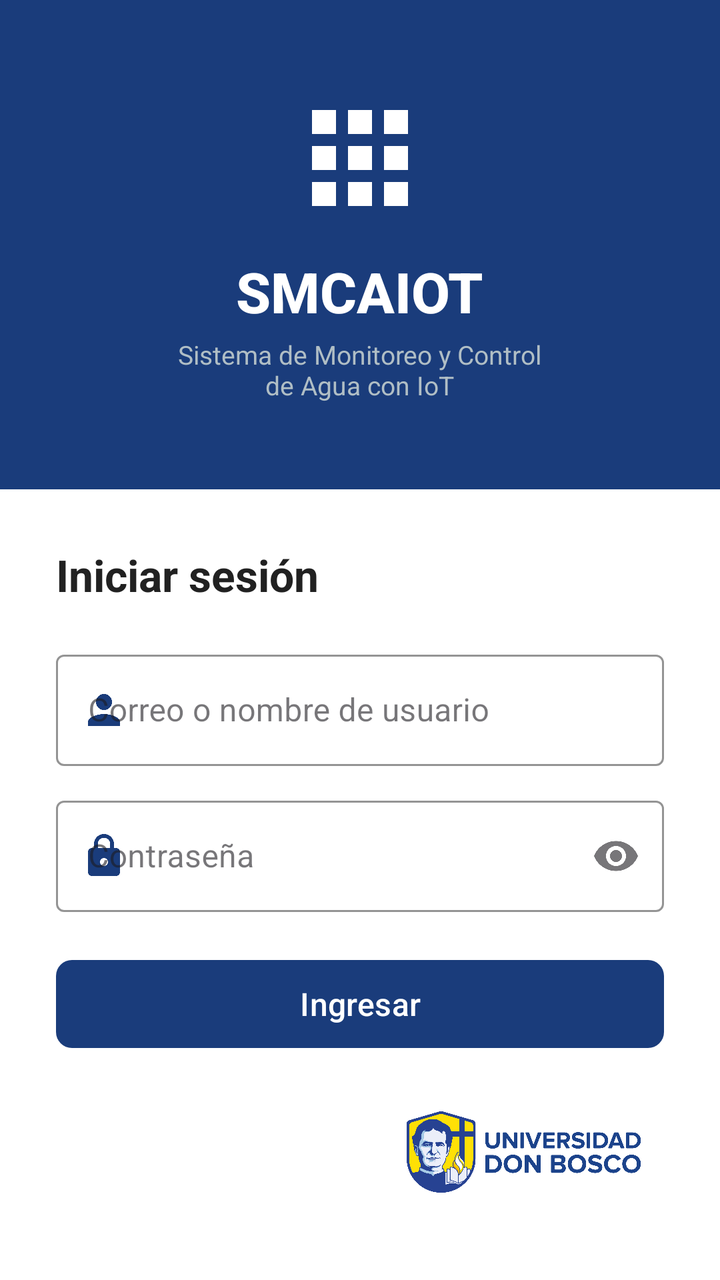
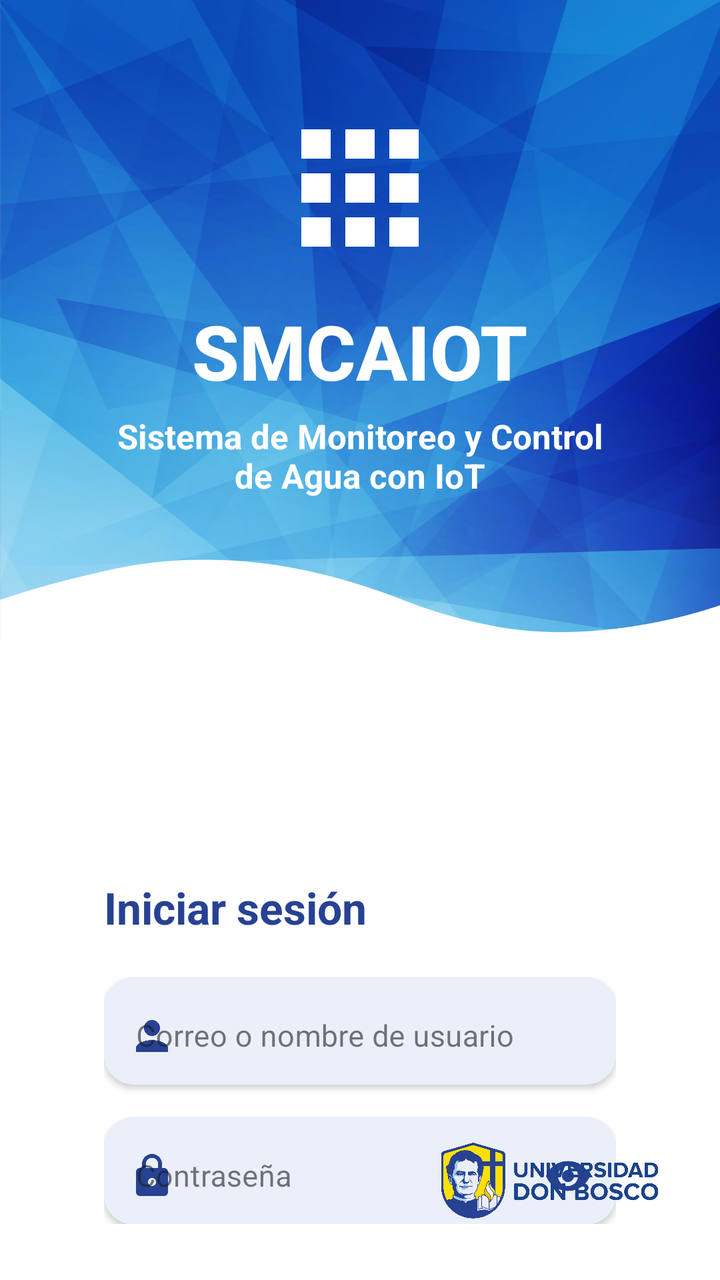

Before-and-after screenshots of an Android layout around one commit, followed by the original layout XML and the change that was made.
<!-- AndroidManifest.xml: activity theme Theme.SMCAIOT -->
<!-- res/layout/activity_login.xml -->
<?xml version="1.0" encoding="utf-8"?>
<LinearLayout
    xmlns:android="http://schemas.android.com/apk/res/android"
    xmlns:app="http://schemas.android.com/apk/res-auto"
    android:layout_width="match_parent"
    android:layout_height="match_parent"
    android:orientation="vertical"
    android:background="#FFFFFF"
    android:fitsSystemWindows="true">

    
    <LinearLayout
        android:layout_width="match_parent"
        android:layout_height="0dp"
        android:layout_weight="1"
        android:background="#1A3C7B"
        android:orientation="vertical"
        android:gravity="center"
        android:paddingHorizontal="32dp">

        <ImageView
            android:layout_width="72dp"
            android:layout_height="72dp"
            android:src="@drawable/ic_entities"
            android:importantForAccessibility="no"
            app:tint="#FFFFFF" />

        <TextView
            android:layout_width="wrap_content"
            android:layout_height="wrap_content"
            android:text="SMCAIOT"
            android:textSize="28sp"
            android:textStyle="bold"
            android:textColor="#FFFFFF"
            android:fontFamily="sans-serif-medium"
            android:layout_marginTop="12dp" />

        <TextView
            android:layout_width="wrap_content"
            android:layout_height="wrap_content"
            android:text="Sistema de Monitoreo y Control\nde Agua con IoT"
            android:textSize="13sp"
            android:textColor="#B0BEC5"
            android:textAlignment="center"
            android:layout_marginTop="4dp" />
    </LinearLayout>

    
    <LinearLayout
        android:layout_width="match_parent"
        android:layout_height="wrap_content"
        android:orientation="vertical"
        android:paddingHorizontal="28dp"
        android:paddingTop="28dp"
        android:paddingBottom="32dp">

        <TextView
            android:layout_width="wrap_content"
            android:layout_height="wrap_content"
            android:text="Iniciar sesión"
            android:textSize="22sp"
            android:textStyle="bold"
            android:textColor="#212121"
            android:layout_marginBottom="20dp" />

        <com.google.android.material.textfield.TextInputLayout
            android:id="@+id/tilIdentifier"
            android:layout_width="match_parent"
            android:layout_height="wrap_content"
            android:hint="Correo o nombre de usuario"
            app:startIconDrawable="@drawable/ic_profile"
            app:startIconTint="#1A3C7B"
            app:boxStrokeColor="#1A3C7B"
            app:hintTextColor="#1A3C7B"
            style="@style/Widget.MaterialComponents.TextInputLayout.OutlinedBox">

            <com.google.android.material.textfield.TextInputEditText
                android:id="@+id/etIdentifier"
                android:layout_width="match_parent"
                android:layout_height="wrap_content"
                android:inputType="textEmailAddress"
                android:maxLines="1"
                android:imeOptions="actionNext" />
        </com.google.android.material.textfield.TextInputLayout>

        <com.google.android.material.textfield.TextInputLayout
            android:id="@+id/tilPassword"
            android:layout_width="match_parent"
            android:layout_height="wrap_content"
            android:layout_marginTop="12dp"
            android:hint="Contraseña"
            app:startIconDrawable="@drawable/ic_lock"
            app:startIconTint="#1A3C7B"
            app:endIconMode="password_toggle"
            app:boxStrokeColor="#1A3C7B"
            app:hintTextColor="#1A3C7B"
            style="@style/Widget.MaterialComponents.TextInputLayout.OutlinedBox">

            <com.google.android.material.textfield.TextInputEditText
                android:id="@+id/etPassword"
                android:layout_width="match_parent"
                android:layout_height="wrap_content"
                android:inputType="textPassword"
                android:maxLines="1"
                android:imeOptions="actionDone" />
        </com.google.android.material.textfield.TextInputLayout>

        
        <TextView
            android:id="@+id/tvLoginError"
            android:layout_width="match_parent"
            android:layout_height="wrap_content"
            android:textColor="#D32F2F"
            android:textSize="13sp"
            android:layout_marginTop="8dp"
            android:visibility="gone" />

        
        <com.google.android.material.button.MaterialButton
            android:id="@+id/btnLogin"
            android:layout_width="match_parent"
            android:layout_height="52dp"
            android:layout_marginTop="20dp"
            android:text="Ingresar"
            android:textSize="16sp"
            android:textAllCaps="false"
            app:backgroundTint="#1A3C7B"
            app:cornerRadius="8dp" />

        <ImageView
            android:layout_width="140sp"
            android:layout_height="wrap_content"
            android:adjustViewBounds="true"
            android:src="@drawable/udb_horizontal"
            android:layout_gravity="end"
            android:layout_marginTop="16dp"
            android:importantForAccessibility="no" />

        
        <ProgressBar
            android:id="@+id/progressLogin"
            android:layout_width="wrap_content"
            android:layout_height="wrap_content"
            android:layout_gravity="center_horizontal"
            android:layout_marginTop="12dp"
            android:visibility="gone" />

    </LinearLayout>

</LinearLayout>
<!-- resources referenced by this layout -->
<resources>
  <!-- drawable ic_entities (drawable) -->
  <vector xmlns:android="http://schemas.android.com/apk/res/android"
      android:width="24dp"
      android:height="24dp"
      android:viewportWidth="24"
      android:viewportHeight="24"
      android:tint="?attr/colorControlNormal">
      <path
          android:fillColor="@android:color/white"
          android:pathData="M4,8h4V4H4V8zM10,20h4v-4h-4V20zM4,20h4v-4H4V20zM4,14h4v-4H4V14zM10,14h4v-4h-4V14zM16,4v4h4V4H16zM10,8h4V4h-4V8zM16,14h4v-4h-4V14zM16,20h4v-4h-4V20z" />
  </vector>
  <!-- drawable ic_lock (drawable) -->
  <vector xmlns:android="http://schemas.android.com/apk/res/android"
      android:width="24dp"
      android:height="24dp"
      android:viewportWidth="24"
      android:viewportHeight="24"
      android:tint="#757575">
      <path
          android:fillColor="@android:color/white"
          android:pathData="M18,8h-1V6c0,-2.76 -2.24,-5 -5,-5S7,3.24 7,6v2H6c-1.1,0 -2,0.9 -2,2v10c0,1.1 0.9,2 2,2h12c1.1,0 2,-0.9 2,-2V10c0,-1.1 -0.9,-2 -2,-2zM12,17c-1.1,0 -2,-0.9 -2,-2s0.9,-2 2,-2 2,0.9 2,2 -0.9,2 -2,2zM15.1,8H8.9V6c0,-1.71 1.39,-3.1 3.1,-3.1 1.71,0 3.1,1.39 3.1,3.1v2z" />
  </vector>
  <!-- drawable ic_profile (drawable) -->
  <vector xmlns:android="http://schemas.android.com/apk/res/android"
      android:width="24dp"
      android:height="24dp"
      android:viewportWidth="24"
      android:viewportHeight="24"
      android:tint="?attr/colorControlNormal">
      <path
          android:fillColor="@android:color/white"
          android:pathData="M12,12c2.21,0 4,-1.79 4,-4s-1.79,-4 -4,-4 -4,1.79 -4,4 1.79,4 4,4zM12,14c-2.67,0 -8,1.34 -8,4v2h16v-2c0,-2.66 -5.33,-4 -8,-4z" />
  </vector>
  <!-- drawable udb_horizontal: png bitmap (drawable, 113862 bytes) -->
  <style name="Theme.SMCAIOT" parent="Base.Theme.SMCAIOT" />
  <style name="Base.Theme.SMCAIOT" parent="Theme.Material3.DayNight.NoActionBar">
          
          
      </style>
</resources>

<!-- the commit's change to res/layout/activity_login.xml (unified diff, before → after) -->
@@ -1,26 +1,25 @@
 <?xml version="1.0" encoding="utf-8"?>
-<LinearLayout
+<RelativeLayout
     xmlns:android="http://schemas.android.com/apk/res/android"
     xmlns:app="http://schemas.android.com/apk/res-auto"
     android:layout_width="match_parent"
     android:layout_height="match_parent"
-    android:orientation="vertical"
-    android:background="#FFFFFF"
+    android:background="@drawable/fondo_peces"
     android:fitsSystemWindows="true">
 
-    
     <LinearLayout
+        android:id="@+id/llBrandingHeader"
         android:layout_width="match_parent"
-        android:layout_height="0dp"
-        android:layout_weight="1"
-        android:background="#1A3C7B"
+        android:layout_height="wrap_content"
         android:orientation="vertical"
         android:gravity="center"
+        android:layout_alignParentTop="true"
+        android:layout_marginTop="50dp"
         android:paddingHorizontal="32dp">
 
         <ImageView
-            android:layout_width="72dp"
-            android:layout_height="72dp"
+            android:layout_width="88dp"
+            android:layout_height="88dp"
             android:src="@drawable/ic_entities"
             android:importantForAccessibility="no"
             app:tint="#FFFFFF" />
@@ -29,7 +28,7 @@
             android:layout_width="wrap_content"
             android:layout_height="wrap_content"
             android:text="SMCAIOT"
-            android:textSize="28sp"
+            android:textSize="38sp"
             android:textStyle="bold"
             android:textColor="#FFFFFF"
             android:fontFamily="sans-serif-medium"
@@ -39,112 +38,138 @@
             android:layout_width="wrap_content"
             android:layout_height="wrap_content"
             android:text="Sistema de Monitoreo y Control\nde Agua con IoT"
-            android:textSize="13sp"
-            android:textColor="#B0BEC5"
+            android:textSize="17sp"
+            android:textStyle="bold"
+            android:textColor="#FFFFFF"
             android:textAlignment="center"
-            android:layout_marginTop="4dp" />
+            android:layout_marginTop="6dp" />
     </LinearLayout>
 
-    
     <LinearLayout
         android:layout_width="match_parent"
         android:layout_height="wrap_content"
         android:orientation="vertical"
-        android:paddingHorizontal="28dp"
-        android:paddingTop="28dp"
-        android:paddingBottom="32dp">
+        android:layout_below="@id/llBrandingHeader"
+        android:layout_marginTop="170dp"
+        android:paddingHorizontal="28dp">
 
-        <TextView
-            android:layout_width="wrap_content"
-            android:layout_height="wrap_content"
-            android:text="Iniciar sesión"
-            android:textSize="22sp"
-            android:textStyle="bold"
-            android:textColor="#212121"
-            android:layout_marginBottom="20dp" />
-
-        <com.google.android.material.textfield.TextInputLayout
-            android:id="@+id/tilIdentifier"
+        <LinearLayout
             android:layout_width="match_parent"
             android:layout_height="wrap_content"
-            android:hint="Correo o nombre de usuario"
-            app:startIconDrawable="@drawable/ic_profile"
-            app:startIconTint="#1A3C7B"
-            app:boxStrokeColor="#1A3C7B"
-            app:hintTextColor="#1A3C7B"
-            style="@style/Widget.MaterialComponents.TextInputLayout.OutlinedBox">
+            android:orientation="vertical"
+            android:paddingHorizontal="24dp"
+            android:paddingTop="20dp"
+            android:paddingBottom="28dp">
 
-            <com.google.android.material.textfield.TextInputEditText
-                android:id="@+id/etIdentifier"
+            <TextView
+                android:layout_width="wrap_content"
+                android:layout_height="wrap_content"
+                android:layout_marginBottom="20dp"
+                android:text="Iniciar sesión"
+                android:textColor="#274292"
+                android:textSize="22sp"
+                android:textStyle="bold" />
+
+            <com.google.android.material.textfield.TextInputLayout
+                android:id="@+id/tilIdentifier"
+                style="@style/Widget.MaterialComponents.TextInputLayout.OutlinedBox"
+                android:layout_width="match_parent"
+                android:layout_height="54dp"
+                android:background="@drawable/bg_input_rounded"
+                android:elevation="2dp"
+                android:hint="Correo o nombre de usuario"
+                app:boxStrokeWidth="0dp"
+                app:boxStrokeWidthFocused="0dp"
+                app:hintTextColor="#274292"
+                app:startIconDrawable="@drawable/ic_profile"
+                app:startIconTint="#274292">
+
+                <com.google.android.material.textfield.TextInputEditText
+                    android:id="@+id/etIdentifier"
+                    android:layout_width="match_parent"
+                    android:layout_height="match_parent"
+                    android:background="@android:color/transparent"
+                    android:imeOptions="actionNext"
+                    android:inputType="textEmailAddress"
+                    android:maxLines="1"
+                    android:paddingTop="16dp"
+                    android:paddingBottom="16dp"
+                    android:textColor="#212121"
+                    android:textSize="15sp" />
+            </com.google.android.material.textfield.TextInputLayout>
+
+            <com.google.android.material.textfield.TextInputLayout
+                android:id="@+id/tilPassword"
+                style="@style/Widget.MaterialComponents.TextInputLayout.OutlinedBox"
+                android:layout_width="match_parent"
+                android:layout_height="54dp"
+                android:layout_marginTop="16dp"
+                android:background="@drawable/bg_input_rounded"
+                android:elevation="2dp"
+                android:hint="Contraseña"
+                app:boxStrokeWidth="0dp"
+                app:boxStrokeWidthFocused="0dp"
+                app:endIconMode="password_toggle"
+                app:endIconTint="#274292"
+                app:hintTextColor="#274292"
+                app:startIconDrawable="@drawable/ic_lock"
+                app:startIconTint="#274292">
+
+                <com.google.android.material.textfield.TextInputEditText
+                    android:id="@+id/etPassword"
+                    android:layout_width="match_parent"
+                    android:layout_height="match_parent"
+                    android:background="@android:color/transparent"
+                    android:imeOptions="actionDone"
+                    android:inputType="textPassword"
+                    android:maxLines="1"
+                    android:paddingTop="16dp"
+                    android:paddingBottom="16dp"
+                    android:textColor="#212121"
+                    android:textSize="15sp" />
+            </com.google.android.material.textfield.TextInputLayout>
+
+            <TextView
+                android:id="@+id/tvLoginError"
                 android:layout_width="match_parent"
                 android:layout_height="wrap_content"
-                android:inputType="textEmailAddress"
-                android:maxLines="1"
-                android:imeOptions="actionNext" />
-        </com.google.android.material.textfield.TextInputLayout>
+                android:layout_marginTop="8dp"
+                android:textColor="#D32F2F"
+                android:textSize="13sp"
+                android:visibility="gone" />
 
-        <com.google.android.material.textfield.TextInputLayout
-            android:id="@+id/tilPassword"
-            android:layout_width="match_parent"
-            android:layout_height="wrap_content"
-            android:layout_marginTop="12dp"
-            android:hint="Contraseña"
-            app:startIconDrawable="@drawable/ic_lock"
-            app:startIconTint="#1A3C7B"
-            app:endIconMode="password_toggle"
-            app:boxStrokeColor="#1A3C7B"
-            app:hintTextColor="#1A3C7B"
-            style="@style/Widget.MaterialComponents.TextInputLayout.OutlinedBox">
+            <com.google.android.material.button.MaterialButton
+                android:id="@+id/btnLogin"
+                android:layout_width="match_parent"
+                android:layout_height="54dp"
+                android:layout_marginTop="24dp"
+                android:text="Ingresar"
+                android:textAllCaps="false"
+                android:textSize="16sp"
+                android:textStyle="bold"
+                app:backgroundTint="#274292"
+                app:cornerRadius="10dp" />
 
-            <com.google.android.material.textfield.TextInputEditText
-                android:id="@+id/etPassword"
-                android:layout_width="match_parent"
+            <ProgressBar
+                android:id="@+id/progressLogin"
+                android:layout_width="wrap_content"
                 android:layout_height="wrap_content"
-                android:inputType="textPassword"
-                android:maxLines="1"
-                android:imeOptions="actionDone" />
-        </com.google.android.material.textfield.TextInputLayout>
+                android:layout_gravity="center_horizontal"
+                android:layout_marginTop="12dp"
+                android:visibility="gone" />
 
-        
-        <TextView
-            android:id="@+id/tvLoginError"
-            android:layout_width="match_parent"
-            android:layout_height="wrap_content"
-            android:textColor="#D32F2F"
-            android:textSize="13sp"
-            android:layout_marginTop="8dp"
-            android:visibility="gone" />
-
-        
-        <com.google.android.material.button.MaterialButton
-            android:id="@+id/btnLogin"
-            android:layout_width="match_parent"
-            android:layout_height="52dp"
-            android:layout_marginTop="20dp"
-            android:text="Ingresar"
-            android:textSize="16sp"
-            android:textAllCaps="false"
-            app:backgroundTint="#1A3C7B"
-            app:cornerRadius="8dp" />
-
-        <ImageView
-            android:layout_width="140sp"
-            android:layout_height="wrap_content"
-            android:adjustViewBounds="true"
-            android:src="@drawable/udb_horizontal"
-            android:layout_gravity="end"
-            android:layout_marginTop="16dp"
-            android:importantForAccessibility="no" />
-
-        
-        <ProgressBar
-            android:id="@+id/progressLogin"
-            android:layout_width="wrap_content"
-            android:layout_height="wrap_content"
-            android:layout_gravity="center_horizontal"
-            android:layout_marginTop="12dp"
-            android:visibility="gone" />
-
+        </LinearLayout>
     </LinearLayout>
 
-</LinearLayout>
+    <ImageView
+        android:layout_width="130dp"
+        android:layout_height="wrap_content"
+        android:adjustViewBounds="true"
+        android:src="@drawable/udb_horizontal"
+        android:layout_alignParentBottom="true"
+        android:layout_alignParentEnd="true"
+        android:layout_marginEnd="20dp"
+        android:layout_marginBottom="20dp"
+        android:importantForAccessibility="no" />
+
+</RelativeLayout>
<!-- resource entries referenced after the edit -->
@@ -1,5 +1,14 @@
 <!-- resources referenced by this layout -->
 <resources>
+  <!-- drawable bg_input_rounded (drawable) -->
+  <?xml version="1.0" encoding="utf-8"?>
+  <shape xmlns:android="http://schemas.android.com/apk/res/android"
+      android:shape="rectangle">
+      <solid android:color="#EBEFF9" />
+  
+      <corners android:radius="15dp" />
+  </shape>
+  <!-- drawable fondo_peces: png bitmap (drawable, 481840 bytes) -->
   <!-- drawable ic_entities (drawable) -->
   <vector xmlns:android="http://schemas.android.com/apk/res/android"
       android:width="24dp"
@@ -36,8 +45,23 @@
   <!-- drawable udb_horizontal: png bitmap (drawable, 113862 bytes) -->
   <style name="Theme.SMCAIOT" parent="Base.Theme.SMCAIOT" />
   <style name="Base.Theme.SMCAIOT" parent="Theme.Material3.DayNight.NoActionBar">
-          
-          
+          <item name="colorPrimary">@color/principal</item>
+          <item name="colorOnPrimary">@color/white</item>
+  
+          <item name="chipStyle">@style/CustomChipStyle</item>
+      </style>
+  <color name="principal">#274292</color>
+  <color name="white">#FFFFFFFF</color>
+  <style name="CustomChipStyle" parent="Widget.Material3.Chip.Filter">
+          <item name="android:textColor">@color/chip_text_color_selector</item>
+  
+          <item name="chipBackgroundColor">@color/chip_background_color_selector</item>
+  
+          <item name="chipStrokeColor">@android:color/transparent</item>
+          <item name="chipStrokeWidth">0dp</item>
+  
+          <item name="checkedIconVisible">false</item>
+  
       </style>
 </resources>
 
